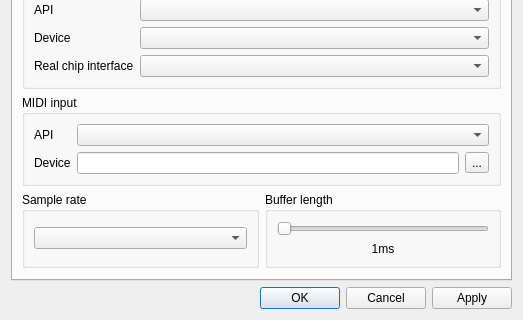
Above: BambooTracker/gui/configuration_dialog.ui from BambooTracker/BambooTracker before the change; both pictures show x 0 to 523 and y 145 to 465 of the 523 by 465 pixel window. Below: the same form after it.
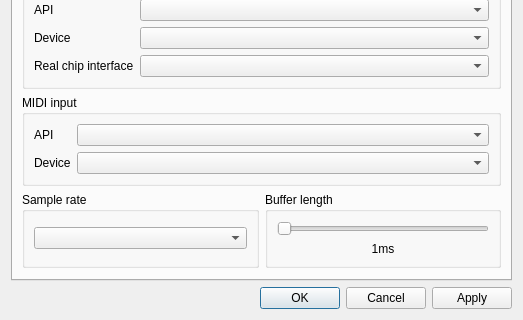
That is the form after the change. The open tabs and pages were chosen to show the change. Custom widgets are drawn as their Qt base class.

Commit message: Use combo box to select MIDI input device

The edit to the form file:
```diff
--- a/BambooTracker/gui/configuration_dialog.ui
+++ b/BambooTracker/gui/configuration_dialog.ui
@@ -314,24 +314,6 @@
           <string>MIDI input</string>
          </property>
          <layout class="QFormLayout" name="formLayout_2">
-          <item row="1" column="1">
-           <layout class="QHBoxLayout" name="horizontalLayout">
-            <item>
-             <widget class="QLineEdit" name="midiInputNameLine">
-              <property name="readOnly">
-               <bool>true</bool>
-              </property>
-             </widget>
-            </item>
-            <item>
-             <widget class="QToolButton" name="midiInputChoiceButton">
-              <property name="text">
-               <string notr="true">...</string>
-              </property>
-             </widget>
-            </item>
-           </layout>
-          </item>
           <item row="1" column="0">
            <widget class="QLabel" name="midiInputNameLabel">
             <property name="text">
@@ -349,6 +331,9 @@
           <item row="0" column="1">
            <widget class="QComboBox" name="midiApiComboBox"/>
           </item>
+          <item row="1" column="1">
+           <widget class="QComboBox" name="midiInputDeviceComboBox"/>
+          </item>
          </layout>
         </widget>
        </item>
```
Left out of the diff: 3 changed lines with no effect on the pictures. The commit also changes 2 other files.
